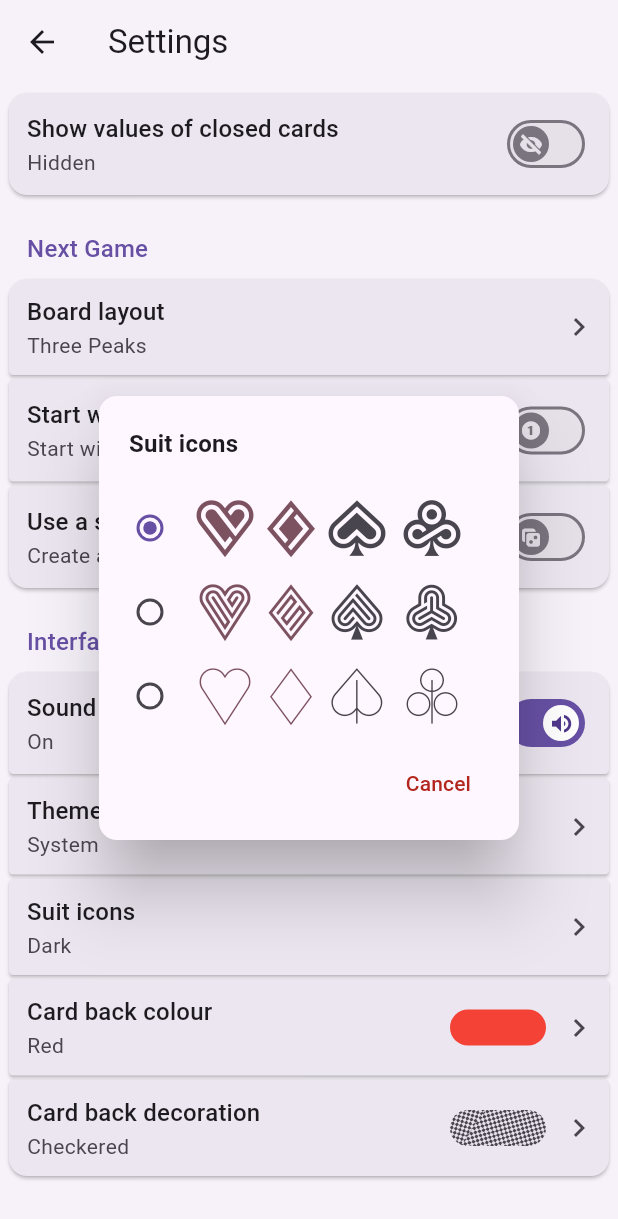
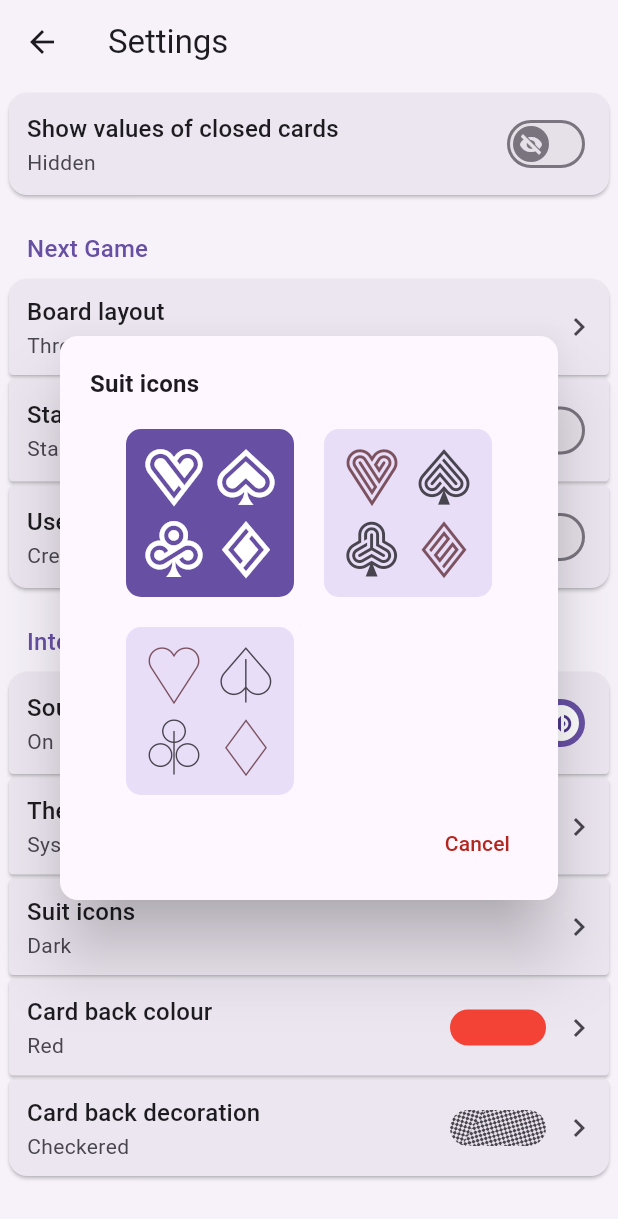
Before and after one commit to mimoguz/tripeaks_neue, a Flutter app: the SettingsPage screen opened directly, after a tap on "Suit icons", on a phone screen of 412 x 824 dp. Shown: the top 1219 px of the screen. Run offline on Flutter 3.47's test engine with Material 3 defaults, Android fonts, the phone set to English and light mode, and no system bars; our stand-ins replace audioplayers, file_picker, flutter_mobx, logger, material_ui, mobx and 1 more; missing offline and left inert: fast_rich_text, flex_seed_scheme; generated files the repository leaves out were written again; statements that could not run were skipped; project files that could hold a hidden picture were left out.

Commit message:
Working suit icon theme selection

```diff
--- a/lib/assets/custom_icons.dart
+++ b/lib/assets/custom_icons.dart
@@ -1,5 +1,6 @@
 import 'package:flutter/widgets.dart';
 import 'package:tripeaks_neue/stores/data/card_value.dart';
+import 'package:tripeaks_neue/stores/settings.dart';
 
 class CustomIcons {
   const CustomIcons._();
@@ -59,10 +60,10 @@ class CustomIcons {
   static const _spades = [spades, spadesAlt, spadesAlt2];
   static const _clubs = [clubs, clubsAlt, clubsAlt2];
 
-  static IconData suitIcon(Suit suit, int variant) => switch (suit) {
-    Suit.clubs => _clubs[variant],
-    Suit.diamonds => _diamonds[variant],
-    Suit.hearts => _hearts[variant],
-    Suit.spades => _spades[variant],
+  static IconData suitIcon(Suit suit, SuitIconTheme variant) => switch (suit) {
+    Suit.clubs => _clubs[variant.index],
+    Suit.diamonds => _diamonds[variant.index],
+    Suit.hearts => _hearts[variant.index],
+    Suit.spades => _spades[variant.index],
   };
 }
--- a/lib/pages/home_page/widgets/cards.dart
+++ b/lib/pages/home_page/widgets/cards.dart
@@ -2,10 +2,12 @@ import 'dart:math';
 
 import 'package:material_ui/material_ui.dart';
 import 'package:flutter_mobx/flutter_mobx.dart';
+import 'package:provider/provider.dart';
 import 'package:tripeaks_neue/actions/intents.dart';
 import 'package:tripeaks_neue/assets/custom_icons.dart';
 import 'package:tripeaks_neue/stores/data/back_options.dart';
 import 'package:tripeaks_neue/stores/data/card_value.dart';
+import 'package:tripeaks_neue/stores/settings.dart';
 import 'package:tripeaks_neue/stores/tile.dart';
 import 'package:tripeaks_neue/util/theme_ext.dart';
 import 'package:tripeaks_neue/widgets/constants.dart' as c;
@@ -213,7 +215,16 @@ final class const SuitImage(final CardValue cardValue, {super.key}) extends Stat
   Widget build(BuildContext context) {
     final colours = context.colours;
     final colour = cardValue.suit.isRed ? colours.tertiary : colours.onSurfaceVariant;
-    return Icon(CustomIcons.suitIcon(cardValue.suit, 2), size: c.activeSuitSize, color: colour);
+    return Observer(
+      builder: (context) {
+        final settings = Provider.of<Settings>(context);
+        return Icon(
+          CustomIcons.suitIcon(cardValue.suit, settings.suitIconTheme),
+          size: c.activeSuitSize,
+          color: colour,
+        );
+      },
+    );
   }
 }
 
--- a/lib/pages/settings_page/suit_icon_setting.dart
+++ b/lib/pages/settings_page/suit_icon_setting.dart
@@ -6,6 +6,8 @@ import 'package:tripeaks_neue/l10n/app_localizations.dart';
 import 'package:tripeaks_neue/stores/data/card_value.dart';
 import 'package:tripeaks_neue/stores/settings.dart';
 import 'package:tripeaks_neue/util/theme_ext.dart';
+import 'package:tripeaks_neue/widgets/common_dialog.dart';
+import 'package:tripeaks_neue/widgets/constants.dart' as c;
 import 'package:tripeaks_neue/widgets/selection_dialog.dart';
 import 'package:tripeaks_neue/widgets/setting_tile.dart';
 
@@ -28,45 +30,147 @@ class const SuitIconSetting({super.key}) extends StatelessWidget {
     );
   }
 
+  // TODO. Strings
   Future<void> _showSelection(BuildContext context, Settings settings) async {
     final s = context.strings;
     final result = await showDialog<int>(
       context: context,
       barrierColor: Colors.transparent,
       barrierDismissible: true,
-      builder: (context) => SelectionDialog(
-        title: "Suit icons",
-        selected: settings.suitIconTheme,
-        options: [SuitIcons(variant: 0), SuitIcons(variant: 1), SuitIcons(variant: 2)],
+      builder: (context) => CommonDialog(
+        title: Text("Suit icons"),
+        content: Padding(
+          padding: const EdgeInsets.symmetric(horizontal: c.dialogPadding * 0.5),
+          child: Wrap(
+            spacing: 16.0,
+            runSpacing: 16.0,
+            children: [
+              for (final (index, variant) in SuitIconTheme.values.indexed)
+                SuitVariantItem(
+                  variant: variant,
+                  isSelected: settings.suitIconTheme == variant,
+                  onTap: () => Navigator.pop(context, index),
+                ),
+            ],
+          ),
+        ),
+        actions: [
+          TextButton(
+            onPressed: () => Navigator.pop(context, -1),
+            style: TextButton.styleFrom(foregroundColor: context.colours.error),
+            child: Text(s.cancelAction),
+          ),
+        ],
       ),
     );
-    if (result != null && result >= 0 && result < 3) {
-      settings.suitIconTheme = result;
+    if (result != null && result >= 0 && result < SuitIconTheme.values.length) {
+      settings.suitIconTheme = SuitIconTheme.values[result];
     }
   }
 
-  String _valueLabel(int value, AppLocalizations s) => switch (value) {
-    1 => "Thin",
-    2 => "Hair",
-    _ => "Dark",
+  String _valueLabel(SuitIconTheme value, AppLocalizations s) => switch (value) {
+    .variant1 => "Dark",
+    .variant2 => "Thin",
+    .variant3 => "Hair",
   };
 }
 
-class const SuitIcons({required this.variant, super.key}) extends StatelessWidget {
-  final int variant;
+class const SuitVariantItem({
+  super.key,
+  required final SuitIconTheme variant,
+  required final bool isSelected,
+  final VoidCallback? onTap,
+}) extends StatefulWidget {
+  @override
+  State<SuitVariantItem> createState() => _SuitVariantItemState();
+}
+
+class _SuitVariantItemState extends State<SuitVariantItem> {
+  final FocusNode _focus = FocusNode();
+  Color? _borderColour;
+
+  @override
+  void initState() {
+    super.initState();
+    _focus.addListener(_onFocusChange);
+  }
+
+  @override
+  void dispose() {
+    _focus.dispose();
+    super.dispose();
+  }
 
   @override
   Widget build(BuildContext context) {
     final colours = context.colours;
-    return Row(
-      spacing: 4,
-      children: [
-        Icon(CustomIcons.suitIcon(Suit.hearts, variant), color: colours.tertiary, size: 40),
-        Icon(CustomIcons.suitIcon(Suit.diamonds, variant), color: colours.tertiary, size: 40),
-        Icon(CustomIcons.suitIcon(Suit.spades, variant), color: colours.onSurfaceVariant, size: 40),
-        SizedBox(width: 2),
-        Icon(CustomIcons.suitIcon(Suit.clubs, variant), color: colours.onSurfaceVariant, size: 40),
-      ],
+    _borderColour = _focus.hasFocus ? colours.onSurface : colours.surfaceBright;
+    return SizedBox(
+      width: c.cardSize,
+      height: c.cardSize,
+      child: Material(
+        color: Colors.transparent,
+        child: InkWell(
+          onTap: widget.onTap,
+          borderRadius: c.commonBorderRadius,
+          focusNode: _focus,
+          child: Ink(
+            decoration: BoxDecoration(
+              border: Border.all(width: 2.0, color: _borderColour!),
+              borderRadius: c.commonBorderRadius,
+              color: widget.isSelected ? colours.primary : colours.secondaryContainer,
+            ),
+            child: Stack(
+              children: [
+                Positioned(
+                  left: _padding,
+                  top: _padding,
+                  child: Icon(
+                    CustomIcons.suitIcon(.hearts, widget.variant),
+                    size: 40,
+                    color: widget.isSelected ? colours.onPrimary : colours.tertiary,
+                  ),
+                ),
+                Positioned(
+                  right: _padding,
+                  top: _padding,
+                  child: Icon(
+                    CustomIcons.suitIcon(.spades, widget.variant),
+                    size: 40,
+                    color: widget.isSelected ? colours.onPrimary : colours.onSurfaceVariant,
+                  ),
+                ),
+                Positioned(
+                  bottom: _padding,
+                  left: _padding,
+                  child: Icon(
+                    CustomIcons.suitIcon(.clubs, widget.variant),
+                    size: 40,
+                    color: widget.isSelected ? colours.onPrimary : colours.onSurfaceVariant,
+                  ),
+                ),
+                Positioned(
+                  bottom: _padding,
+                  right: _padding,
+                  child: Icon(
+                    CustomIcons.suitIcon(.diamonds, widget.variant),
+                    size: 40,
+                    color: widget.isSelected ? colours.onPrimary : colours.tertiary,
+                  ),
+                ),
+              ],
+            ),
+          ),
+        ),
+      ),
     );
   }
+
+  void _onFocusChange() {
+    setState(() {
+      _borderColour = _focus.hasFocus ? context.colours.onSurface : context.colours.surfaceContainer;
+    });
+  }
+
+  static const _padding = 12.0;
 }
--- a/lib/stores/settings.dart
+++ b/lib/stores/settings.dart
@@ -15,7 +15,7 @@ class Settings extends _Settings with _$Settings {
   Settings()
     : super._(
         themeMode: ThemeMode.system,
-        suitIconTheme: 0,
+        suitIconTheme: .variant1,
         decor: Decor.values.first,
         decorColour: DecorColour.red,
         soundOn: true,
@@ -26,7 +26,7 @@ class Settings extends _Settings with _$Settings {
   Settings.fromJsonObject(JsonObject jsonObject)
     : super._(
         themeMode: ThemeMode.values[jsonObject.read<int>("themeMode")],
-        suitIconTheme: jsonObject.readDefault<int>("suitIconTheme", 0),
+        suitIconTheme: _readSuitIconTheme(jsonObject),
         decor: _readDecor(jsonObject),
         decorColour: _readDecorColour(jsonObject),
         soundOn: jsonObject.read<bool>("soundOn"),
@@ -39,7 +39,7 @@ class Settings extends _Settings with _$Settings {
 
   JsonObject toJsonObject() => {
     "themeMode": themeMode.index,
-    "suitIconTheme": suitIconTheme,
+    "suitIconTheme": suitIconTheme.index,
     "decor": decor.index,
     "decorColour": decorColour.index,
     "soundOn": _soundOn,
@@ -60,6 +60,14 @@ class Settings extends _Settings with _$Settings {
       return DecorColour.values[jsonObject.read<int>("decorColour")];
     } on Error {
       return DecorColour.red;
+    }
+  }
+
+  static SuitIconTheme _readSuitIconTheme(JsonObject jsonObject) {
+    try {
+      return SuitIconTheme.values[jsonObject.read<int>("suitIconTheme")];
+    } on Error {
+      return .variant1;
     }
   }
 }
@@ -85,7 +93,7 @@ abstract class _Settings with Store {
   DecorColour decorColour;
 
   @observable
-  int suitIconTheme;
+  SuitIconTheme suitIconTheme;
 
   @readonly
   bool _soundOn;
@@ -110,3 +118,5 @@ abstract class _Settings with Store {
 
   void dispose() => _sounds.dispose();
 }
+
+enum SuitIconTheme { variant1, variant2, variant3 }
```
Also changed, not shown: lib/stores/settings.g.dart.
